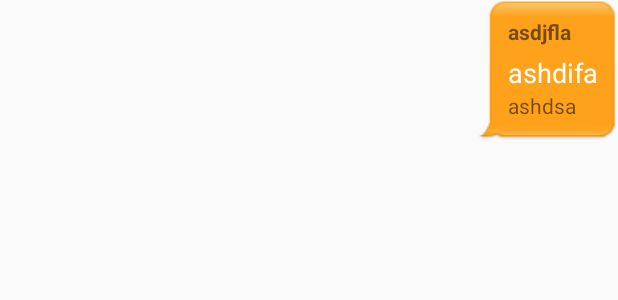
After one commit to LORDBABUINO/end, an Android app: the layout item_out_message.xml on its own in the app's theme, with its tools: preview values and no code run, on a phone screen of 412 x 824 dp. The commit adds this screen. Shown: the top 300 px of the screen. Run offline under Robolectric (Android 15) with nearby library versions, the phone set to English and light mode, and no system bars.

Commit message:
Commit pra eu conseguir atualizar minha branch

```diff
--- a/app/build.gradle
+++ b/app/build.gradle
@@ -48,6 +48,9 @@ dependencies {
     compile 'com.android.support:recyclerview-v7:26.1.0'
     compile 'com.android.support:cardview-v7:26.1.0'
 
+    compile 'com.android.support:design:26.1.0'
+    compile 'com.firebaseui:firebase-ui:0.6.0'
+
 }
 
 apply plugin: 'com.google.gms.google-services'
--- a/app/src/main/java/ninja/soumuito/projetofinal/ChatActivity.java
+++ b/app/src/main/java/ninja/soumuito/projetofinal/ChatActivity.java
@@ -36,6 +36,13 @@ public class ChatActivity extends AppCompatActivity {
         final EditText input = (EditText) findViewById(R.id.input);
         listView = (ListView) findViewById(R.id.list);
 
+        if(FirebaseAuth.getInstance().getCurrentUser() == null) {
+            startActivityForResult(AuthUI.getInstance()
+                .createSignInIntentBuilder()
+                .build(), SIGN_IN_REQUEST_CODE);
+        } else {
+            loggedInUserName();
+        }
 
 
         fab.setOnClickListener(new View.OnClickListener() {
--- a/app/src/main/java/ninja/soumuito/projetofinal/MessageAdapter.java
+++ b/app/src/main/java/ninja/soumuito/projetofinal/MessageAdapter.java
@@ -30,7 +30,7 @@ public class MessageAdapter extends FirebaseListAdapter<ChatMessage> {
         messageTime.setText(DateFormat.format("dd-MM-yyyy (HH:mm:ss)", model.getMessageTime()));
     }
 
-    /*@Override
+    @Override
     public View getView(int position, View view, ViewGroup viewGroup) {
         ChatMessage chatMessage = getItem(position);
         if (chatMessage.getMessageUserId().equals(activity.getLoggedInUserName()))
@@ -55,5 +55,5 @@ public class MessageAdapter extends FirebaseListAdapter<ChatMessage> {
     public int getItemViewType(int position) {
         // return a value between 0 and (getViewTypeCount - 1)
         return position % 2;
-    }*/
+    }
 }
--- /dev/null
+++ b/app/src/main/res/layout/item_out_message.xml
@@ -0,0 +1,38 @@
+<RelativeLayout xmlns:android="http://schemas.android.com/apk/res/android"
+    android:layout_width="wrap_content"
+    android:layout_height="wrap_content" >
+
+    <RelativeLayout
+        android:layout_width="wrap_content"
+        android:layout_height="wrap_content"
+        android:layout_alignParentRight="true"
+        android:background="@drawable/bubble_out">
+
+        <TextView
+            android:id="@+id/message_user"
+            android:layout_width="wrap_content"
+            android:layout_height="wrap_content"
+            android:layout_alignParentTop="true"
+            android:text="asdjfla"
+            android:textStyle="normal|bold"/>
+
+        <TextView
+            android:id="@+id/message_text"
+            android:layout_width="wrap_content"
+            android:layout_height="wrap_content"
+            android:layout_below="@+id/message_user"
+            android:textColor="@android:color/white"
+            android:layout_marginTop="5dp"
+            android:text="ashdifa"
+            android:textAppearance="@style/TextAppearance.AppCompat.Body1"
+            android:textSize="18sp" />
+
+        <TextView
+            android:id="@+id/message_time"
+            android:layout_width="wrap_content"
+            android:layout_height="wrap_content"
+            android:layout_below="@+id/message_text"
+            android:text="ashdsa"/>
+
+    </RelativeLayout>
+</RelativeLayout>
```
Also changed, not shown: 1 other file.
